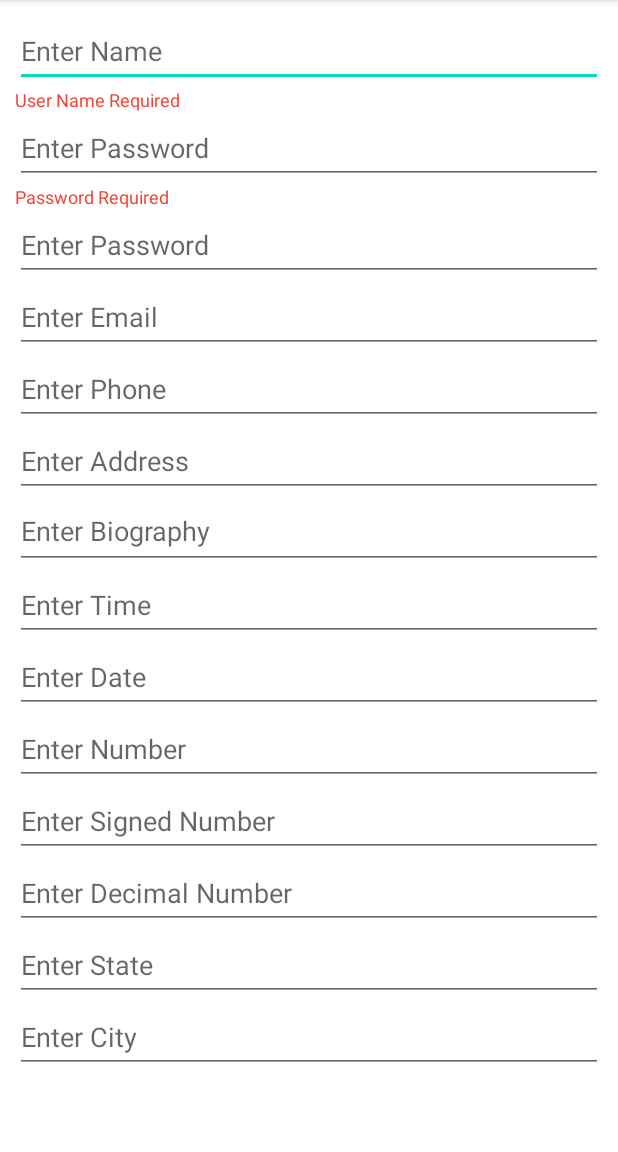
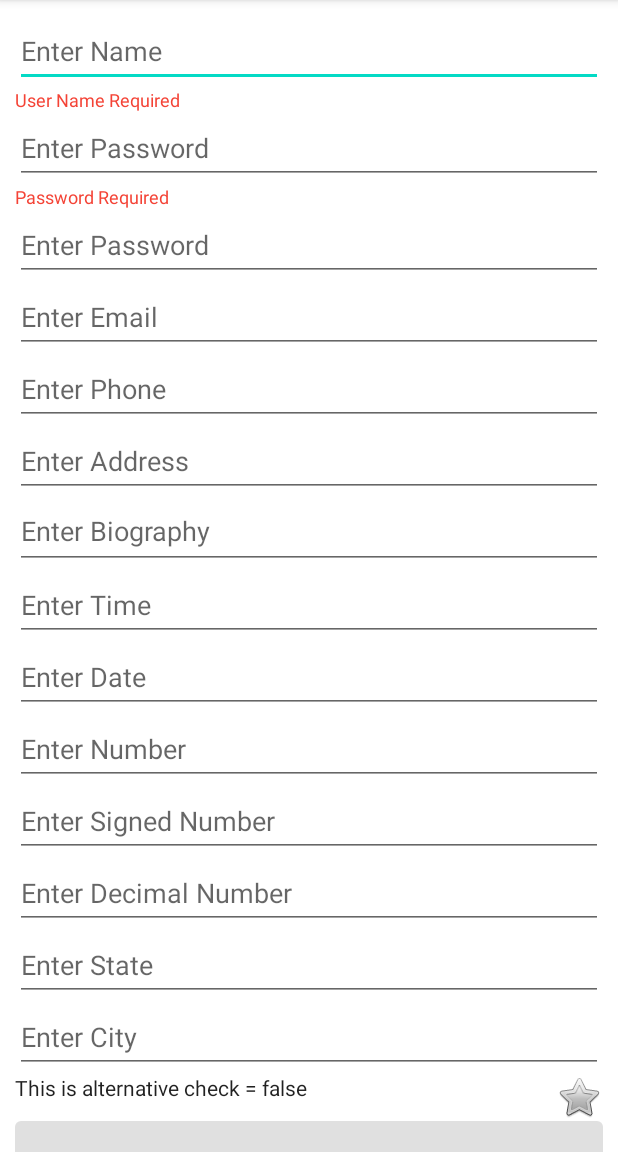
Before and after one commit to akshaysoni8707/MyCalc, an Android app: the screen it shows after launch (FormActivity), on a phone screen of 412 x 824 dp, the part 84-1236 px from its top. Run offline under Robolectric (Android 15) with nearby library versions, the phone set to English and light mode, and no system bars.

Commit message:
Checked TextView and TextInputLayout added

```diff
--- a/app/src/main/AndroidManifest.xml
+++ b/app/src/main/AndroidManifest.xml
@@ -9,7 +9,7 @@
         android:supportsRtl="true"
         android:theme="@style/Theme.MyCalc">
         <activity
-            android:name=".FormActivity2"
+            android:name=".FormActivity"
             android:exported="true">
             <intent-filter>
                 <action android:name="android.intent.action.MAIN" />
@@ -18,7 +18,7 @@
             </intent-filter>
         </activity>
         <activity
-            android:name=".FormActivity"
+            android:name=".FormActivity2"
             android:exported="true">
             <intent-filter>
                 <action android:name="android.intent.action.MAIN" />
--- a/app/src/main/java/com/app/mycalc/FormActivity.java
+++ b/app/src/main/java/com/app/mycalc/FormActivity.java
@@ -10,6 +10,7 @@ import android.view.View;
 import android.widget.AdapterView;
 import android.widget.ArrayAdapter;
 import android.widget.AutoCompleteTextView;
+import android.widget.CheckedTextView;
 import android.widget.EditText;
 import android.widget.MultiAutoCompleteTextView;
 import android.widget.TextView;
@@ -23,6 +24,8 @@ public class FormActivity extends AppCompatActivity {
 
     EditText password;
     TextView passwordError;
+
+    CheckedTextView checkedTextView;
 
     AutoCompleteTextView selectState;
     String[] states = {
@@ -128,6 +131,7 @@ public class FormActivity extends AppCompatActivity {
         passwordError = findViewById(R.id.passwordError);
         selectState = findViewById(R.id.selectState);
         selectCities = findViewById(R.id.selectCities);
+        checkedTextView = findViewById(R.id.checkedTextView);
 
         TextWatcher userNameTextWatcher = new TextWatcher() {
             @Override
@@ -212,5 +216,20 @@ public class FormActivity extends AppCompatActivity {
                 Toast.makeText(FormActivity.this, "Please select a city", Toast.LENGTH_SHORT).show();
             }
         });
+
+        checkedTextView.setOnClickListener(new View.OnClickListener() {
+            @Override
+            public void onClick(View view) {
+                if(checkedTextView.isChecked()) {
+                    checkedTextView.setChecked(false);
+                    checkedTextView.setText("This is alternative check = true");
+                    checkedTextView.setCheckMarkDrawable(android.R.drawable.btn_star_big_on);
+                }else{
+                    checkedTextView.setChecked(true);
+                    checkedTextView.setText("This is alternative check = false");
+                    checkedTextView.setCheckMarkDrawable(android.R.drawable.btn_star_big_off);
+                }
+            }
+        });
     }
 }
--- a/app/src/main/res/layout/activity_form.xml
+++ b/app/src/main/res/layout/activity_form.xml
@@ -157,6 +157,25 @@
                 android:layout_height="wrap_content"
                 android:hint="@string/EnterCity"
                 android:minHeight="48dp" />
+
+            <CheckedTextView
+                android:id="@+id/checkedTextView"
+                android:layout_width="match_parent"
+                android:layout_height="wrap_content"
+                android:checkMark="@android:drawable/btn_star_big_off"
+                android:checked="false"
+                android:text="This is alternative check = false" />
+
+            <com.google.android.material.textfield.TextInputLayout
+                android:layout_width="match_parent"
+                android:layout_height="match_parent">
+
+                <com.google.android.material.textfield.TextInputEditText
+                    android:layout_width="match_parent"
+                    android:layout_height="wrap_content"
+                    android:hint="Enter Data"
+                    android:inputType="text|textPassword" />
+            </com.google.android.material.textfield.TextInputLayout>
         </LinearLayout>
     </ScrollView>
 </androidx.constraintlayout.widget.ConstraintLayout>
```
